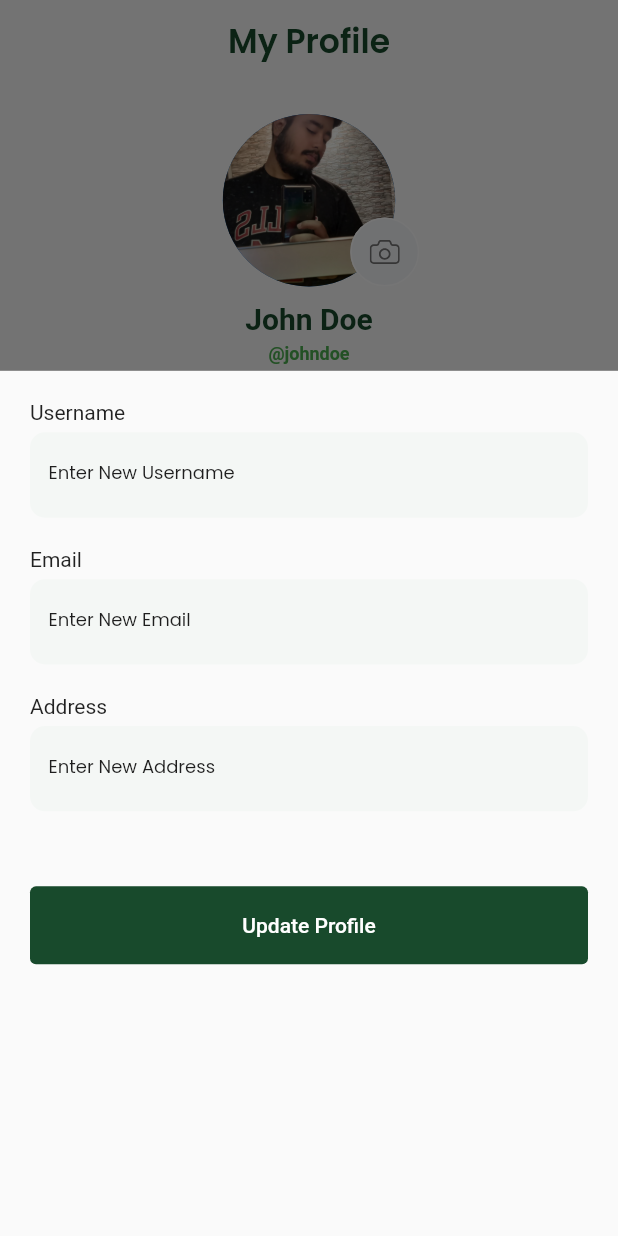
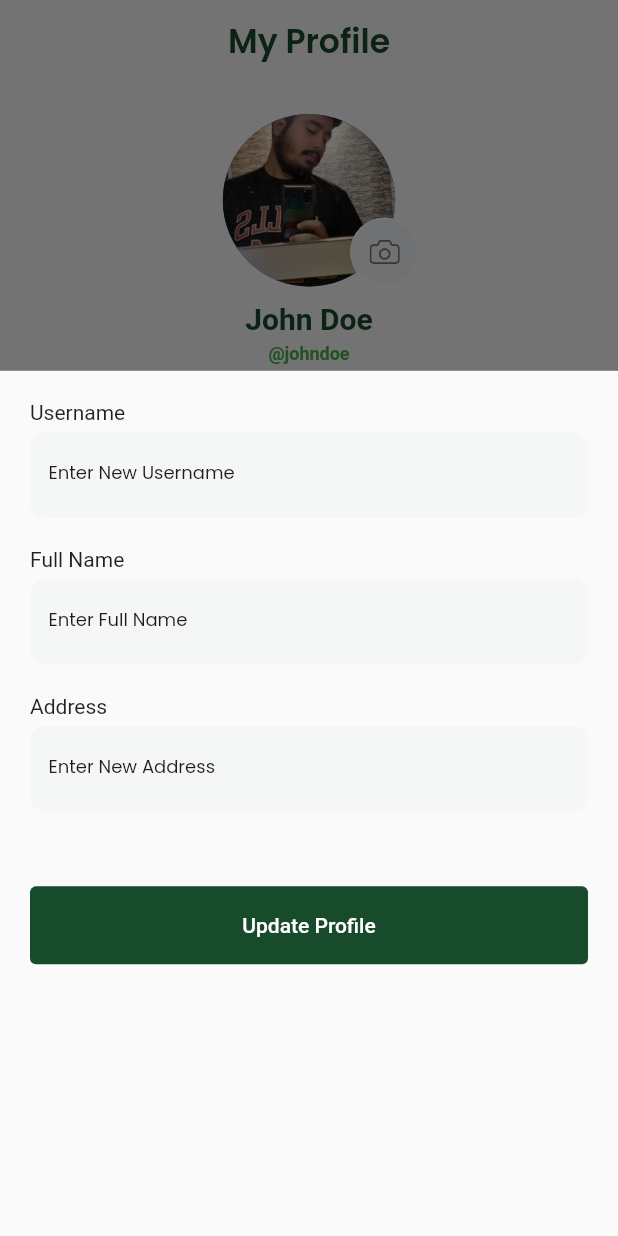
Before and after one commit to 0xUgochukwu/plantpal2, a Flutter app: the ProfileScreen screen opened directly with empty values, after a tap on "Edit Profile", on a phone screen of 412 x 824 dp. Run offline on Flutter 3.47's test engine with Material 2 defaults, Android fonts, the phone set to English and light mode, and no system bars; our stand-ins replace cloud_firestore, firebase_auth, firebase_core, flutter_pw_validator, flutter_svg, google_fonts and 2 more; missing offline and left inert: jwt_decode; accounts and stored records are empty.

```diff
--- a/lib/models/update_profile.dart
+++ b/lib/models/update_profile.dart
@@ -5,8 +5,8 @@ import 'package:flutter/material.dart';
 
 Future<void> updateUserData(
     String uid,
+    String username,
     String fullName,
-    String username,
     String address,
     ) async {
   try {
--- a/lib/screens/profile_screen.dart
+++ b/lib/screens/profile_screen.dart
@@ -5,6 +5,7 @@ import 'package:google_fonts/google_fonts.dart';
 import 'package:plant_app/components/profile_menu.dart';
 import 'package:plant_app/components/profile_pic.dart';
 import 'package:plant_app/constants.dart';
+import 'package:plant_app/models/update_profile.dart';
 
 
 class ProfileScreen extends StatelessWidget {
@@ -67,12 +68,16 @@ class ProfileScreen extends StatelessWidget {
               text: "Edit Profile",
               icon: "images/icons/edit-profile.svg",
               press: () => {
-              showModalBottomSheet(context: context,isScrollControlled: true, builder: (__)=> const Form())
+              showModalBottomSheet(
+              context: context,
+              isScrollControlled: true,
+              builder: (context) => Form(uid: uid),
+              )
               },
             ),
             ProfileMenu(
               text: "Payment Information",
-              icon: "images/icons/credit-card.svg",
+              icon: "images/icons/payment.svg",
               press: () {},
             ),
             ProfileMenu(
@@ -94,15 +99,23 @@ class ProfileScreen extends StatelessWidget {
 
 
 class Form extends StatefulWidget {
-  const Form({Key? key}) : super(key: key);
+  final String uid;
+  const Form({Key? key, required this.uid}) : super(key: key);
 
   @override
-  State<Form> createState() => _FormState();
+  State<Form> createState() => _FormState(uid);
 }
 
 class _FormState extends State<Form> {
-  final _title = TextEditingController();
-  final _amount = TextEditingController();
+
+  final String uid;
+  _FormState(this.uid);
+
+
+  final _username = TextEditingController();
+  final _fullname = TextEditingController();
+  final _address = TextEditingController();
+
   String _initialValue = 'Other';
 
   //
@@ -133,7 +146,7 @@ class _FormState extends State<Form> {
                 ),
                 TextField(
                   cursorColor:Colors.green,
-                  controller: _title,
+                  controller: _username,
                   style: const TextStyle(
                       color: Colors.white, fontFamily: 'SFUIDisplay'),
                   decoration: InputDecoration(
@@ -175,7 +188,7 @@ class _FormState extends State<Form> {
                     children: <Widget>[
                       Expanded(
                         child: Text(
-                          "Email",
+                          "Full Name",
                         ),
                       )
                     ],
@@ -183,7 +196,7 @@ class _FormState extends State<Form> {
                 ),
                 TextField(
                   cursorColor:Colors.green,
-                  controller: _title,
+                  controller: _fullname,
                   style: const TextStyle(
                       color: Colors.white, fontFamily: 'SFUIDisplay'),
                   decoration: InputDecoration(
@@ -200,7 +213,7 @@ class _FormState extends State<Form> {
                         color: Colors.green,
                       ),
                     ),
-                    labelText: 'Enter New Email',
+                    labelText: 'Enter Full Name',
                     labelStyle: GoogleFonts.poppins(
                       textStyle: const TextStyle(
                         color: Color(0xFF1E1E1E),
@@ -233,7 +246,7 @@ class _FormState extends State<Form> {
                 ),
                 TextField(
                   cursorColor:Colors.green,
-                  controller: _title,
+                  controller: _address,
                   style: const TextStyle(
                       color: Colors.white, fontFamily: 'SFUIDisplay'),
                   decoration: InputDecoration(
@@ -284,8 +297,9 @@ class _FormState extends State<Form> {
                       backgroundColor: MaterialStateProperty.all(Color(0xFF184A2C)),
                     ),
                     onPressed: () {
-                      if(_title.text != '' && _amount.text != ''){
+                      if(_username.text.isNotEmpty && _fullname.text.isNotEmpty && _address.text.isNotEmpty){
                         //add it to database
+                        updateUserData(uid, _username.text, _fullname.text, _address.text);
                         //close the bottomsheet
                         Navigator.of(context).pop();
                       }
```
Also changed, not shown: images/icons/payment.svg (added).
